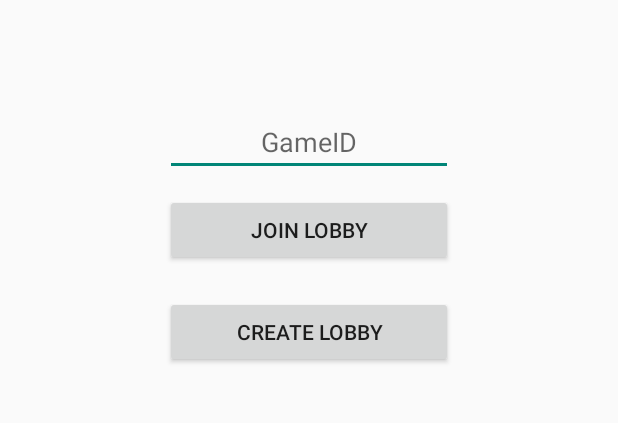
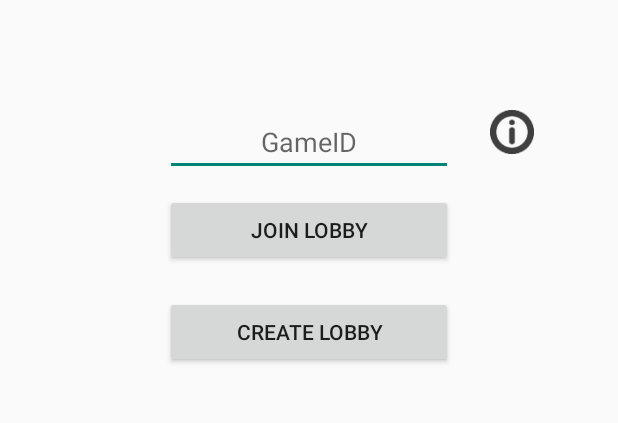
Before and after one commit to sondretb/Liars_Dice, an Android app: the screen it shows after launch (MainActivity), on a phone screen of 412 x 824 dp, the part 491-914 px from its top. Run offline under Robolectric (Android 15) with nearby library versions, the phone set to English and light mode, and no system bars; libraries missing offline, so code that uses them is left out: io.socket.client; Roboto replaces fonts that are not available here; 2 statements that could not run were skipped.

Commit message:
feat/added info message for the game id in the main menu

```diff
--- a/app/src/main/java/com/example/liars_dice/MainActivity.java
+++ b/app/src/main/java/com/example/liars_dice/MainActivity.java
@@ -8,6 +8,9 @@ import android.text.InputFilter;
 import android.view.View;
 import android.widget.Button;
 import android.widget.EditText;
+import android.widget.ImageButton;
+import android.widget.ImageView;
+import android.widget.Toast;
 
 import java.util.Observable;
 import java.util.Observer;
@@ -31,6 +34,7 @@ public class MainActivity extends AppCompatActivity implements Observer, View.On
     private Button joinLobbyButton;
     private Button createLobbyButton;
     private EditText editTextGameID;
+    private ImageView gameIDInfoIcon;
 
     @Override
     protected void onCreate(Bundle savedInstanceState) {
@@ -52,6 +56,11 @@ public class MainActivity extends AppCompatActivity implements Observer, View.On
 
         this.editTextGameID = findViewById(R.id.editTextGameID);
         this.editTextGameID.setFilters(new InputFilter[] {new InputFilter.AllCaps()});
+
+        this.gameIDInfoIcon = findViewById(R.id.GameIDInfo);
+        this.gameIDInfoIcon.setOnClickListener(this);
+
+
     }
 
     @Override
@@ -102,6 +111,10 @@ public class MainActivity extends AppCompatActivity implements Observer, View.On
 
                 }
                 break;
+            case (R.id.GameIDInfo):
+                CharSequence gameIfInfoMessage = "Enter the Game ID of an exiting game and press \"Join Lobby\"";
+                Toast gameIDInfoToast = Toast.makeText(this, gameIfInfoMessage, Toast.LENGTH_LONG);
+                gameIDInfoToast.show();
             }
 
 
--- a/app/src/main/res/layout/activity_main.xml
+++ b/app/src/main/res/layout/activity_main.xml
@@ -2,6 +2,7 @@
 <androidx.constraintlayout.widget.ConstraintLayout xmlns:android="http://schemas.android.com/apk/res/android"
     xmlns:app="http://schemas.android.com/apk/res-auto"
     xmlns:tools="http://schemas.android.com/tools"
+    android:id="@+id/constLayout"
     android:layout_width="match_parent"
     android:layout_height="match_parent"
     tools:context=".MainActivity">
@@ -62,4 +63,17 @@
         app:srcCompat="@drawable/portfolioslogos_02"
         tools:visibility="visible" />
 
+    <ImageView
+        android:id="@+id/GameIDInfo"
+        android:layout_width="29dp"
+        android:layout_height="32dp"
+        android:layout_marginTop="72dp"
+        android:layout_marginEnd="32dp"
+        android:alpha="0.75"
+        android:contentDescription="info icon to see info about the game ID field"
+        app:layout_constraintEnd_toEndOf="parent"
+        app:layout_constraintStart_toEndOf="@+id/editTextGameID"
+        app:layout_constraintTop_toBottomOf="@+id/imageView"
+        app:srcCompat="@drawable/info_icon" />
+
 </androidx.constraintlayout.widget.ConstraintLayout>
```
Also changed, not shown: app/src/main/res/drawable/info_icon.png (added).
